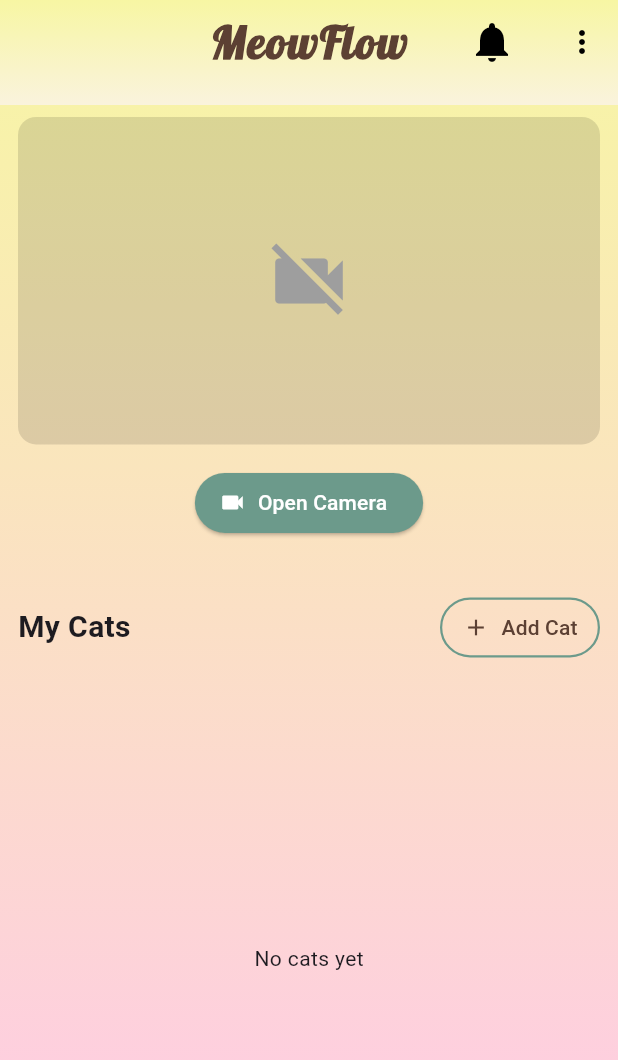
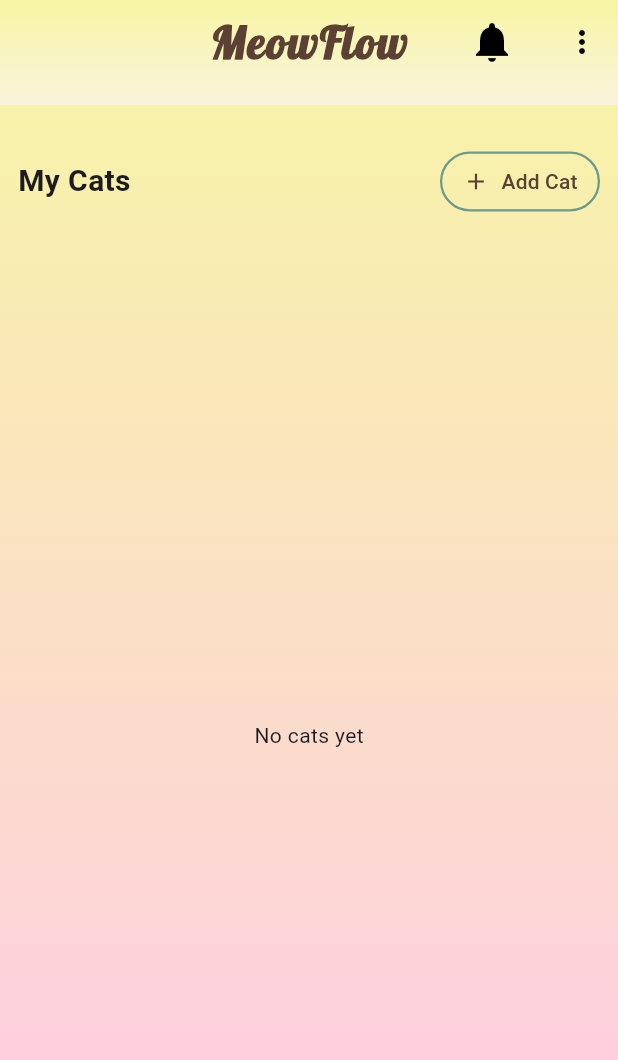
Before and after one commit to NIIIIIINO/Smart_Cat_Water_Bowl, a Flutter app: the HomePage screen opened by its route, on a phone screen of 412 x 824 dp. Shown: the top 1060 px of the screen. Run offline on Flutter 3.47's test engine with Material 3 defaults, Android fonts, the phone set to English and light mode, and no system bars; our stand-ins replace cloud_firestore, firebase_auth, firebase_core, firebase_storage, image_picker; accounts and stored records are empty; project files that could hold a hidden picture were left out.

Commit message:
ลบกล้อง

```diff
--- a/smart_cat_water_bowl/lib/pages/home_page.dart
+++ b/smart_cat_water_bowl/lib/pages/home_page.dart
@@ -4,7 +4,6 @@ import 'package:flutter/material.dart';
 
 import 'cat_detail_page.dart';
 import 'notifications_page.dart';
-import 'live_camera_preview.dart';
 
 class HomePage extends StatefulWidget {
   const HomePage({super.key});
@@ -14,15 +13,6 @@ class HomePage extends StatefulWidget {
 }
 
 class _HomePageState extends State<HomePage> {
-  bool isCameraOn = false; // 🔴 กล้องปิดเป็นค่าเริ่มต้น
-
-  @override
-  void dispose() {
-    // ✅ ปิดกล้องอัตโนมัติเมื่อออกจากหน้า Home
-    isCameraOn = false;
-    super.dispose();
-  }
-
   @override
   Widget build(BuildContext context) {
     final uid = FirebaseAuth.instance.currentUser?.uid;
@@ -158,42 +148,7 @@ class _HomePageState extends State<HomePage> {
       // ===== Body =====
       body: Column(
         children: [
-          // ===== Live Camera Section =====
-          Padding(
-            padding: const EdgeInsets.symmetric(horizontal: 12, vertical: 8),
-            child: Column(
-              children: [
-                AspectRatio(
-                  aspectRatio: 16 / 9,
-                  child: isCameraOn
-                      ? const LiveCameraPreview()
-                      : Container(
-                          decoration: BoxDecoration(
-                            color: Colors.black12,
-                            borderRadius: BorderRadius.circular(12),
-                          ),
-                          child: const Center(
-                            child: Icon(
-                              Icons.videocam_off,
-                              size: 60,
-                              color: Colors.grey,
-                            ),
-                          ),
-                        ),
-                ),
-                const SizedBox(height: 15),
-                ElevatedButton.icon(
-                  icon: Icon(isCameraOn ? Icons.stop : Icons.videocam),
-                  label: Text(isCameraOn ? 'Close Camera' : 'Open Camera'),
-                  onPressed: () {
-                    setState(() {
-                      isCameraOn = !isCameraOn;
-                    });
-                  },
-                ),
-              ],
-            ),
-          ),
+          // Live camera removed
 
           // ===== Header =====
           const SizedBox(height: 15),
--- a/smart_cat_water_bowl/pubspec.yaml
+++ b/smart_cat_water_bowl/pubspec.yaml
@@ -39,7 +39,7 @@ dependencies:
   firebase_auth: ^6.1.2
   firebase_storage: ^13.0.4
   image_picker: ^0.8.7+6
-  camera: ^0.11.0
+
 
 
 dev_dependencies:
```
Also changed, not shown: smart_cat_water_bowl/lib/pages/live_camera_preview.dart (deleted, +0 -60 lines).
